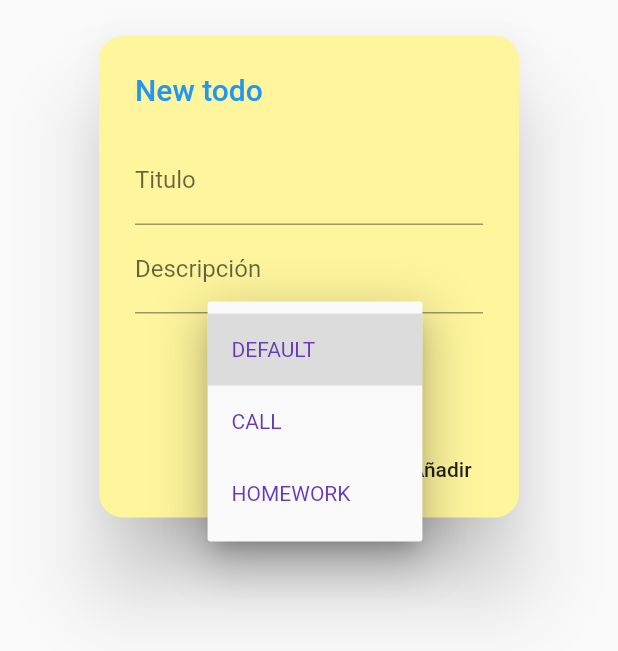
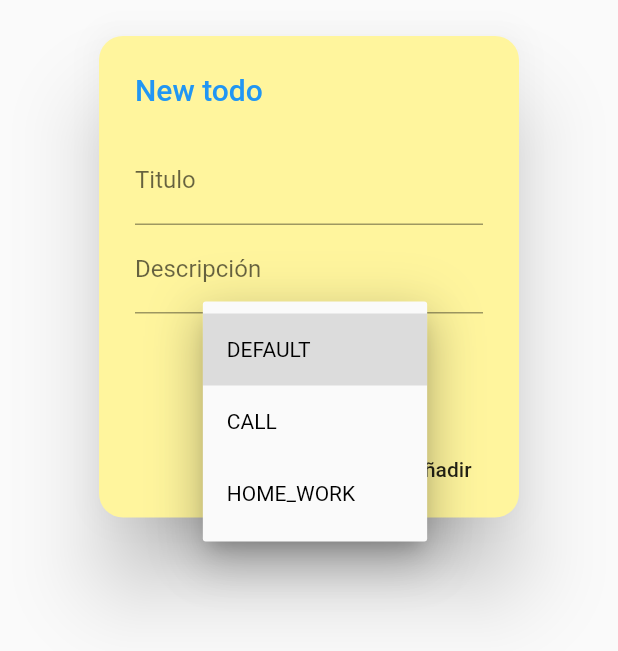
Before and after one commit to lkbarreto/TodoApp-flutter, a Flutter app: the NewTodoDialog widget shown alone on an empty page, opened directly, after a tap on "DEFAULT", on a phone screen of 412 x 824 dp. Shown: the top 651 px of the screen. Run offline on Flutter 3.47's test engine with Material 2 defaults, Android fonts, the phone set to English and light mode, and no system bars.

Commit message:
finished task

```diff
--- a/lib/model/todo.dart
+++ b/lib/model/todo.dart
@@ -1,8 +1,11 @@
+
+import 'package:flutter/material.dart';
 
 class Todo {
   int id;
   String title;
   String body;
   int completed;
-  Todo({this.title, this.body, this.completed});
+  Icon icon;
+  Todo({this.title, this.body, this.completed, this.icon});
 }
--- a/lib/pages/home_page.dart
+++ b/lib/pages/home_page.dart
@@ -42,6 +42,7 @@ class _HomePageTodoState extends State<HomePageTodo> {
             child: ListTile(
               title: Text(element.title),
               subtitle: Text(element.body),
+              leading: element.icon,
               isThreeLine: true,
               onTap: () {
                 setState(() {
--- a/lib/pages/typeTodo.dart
+++ b/lib/pages/typeTodo.dart
@@ -4,9 +4,9 @@ class TodoTypeDropdown extends StatelessWidget {
   final String selected;
   final ValueChanged<String> onChangedValue;
 
-  TodoTypeDropdown({
-    @required this.onChangedValue,
+  const TodoTypeDropdown({
     this.selected,
+    this.onChangedValue,
   });
   @override
   Widget build(BuildContext context) {
@@ -16,19 +16,19 @@ class TodoTypeDropdown extends StatelessWidget {
   Widget dropdownButton() {
     print(selected);
     return DropdownButton<String>(
-      onChanged: (String newValue) {
-        onChangedValue(newValue);
-      },
       value: selected,
       icon: Icon(Icons.arrow_downward),
       iconSize: 24,
       elevation: 16,
-      style: TextStyle(color: Colors.deepPurple),
+      style: TextStyle(color: Colors.black),
       underline: Container(
         height: 2,
         color: Colors.blue,
       ),
-      items: <String>['DEFAULT', 'CALL', 'HOMEWORK']
+      onChanged: (String value) {
+        onChangedValue(value);
+      },
+      items: <String>['DEFAULT', 'CALL', 'HOME_WORK']
           .map<DropdownMenuItem<String>>((String value) {
         return DropdownMenuItem<String>(
           value: value,
```
Also changed, not shown: lib/pages/dialog_newTodo.dart (+23 -8 lines).
